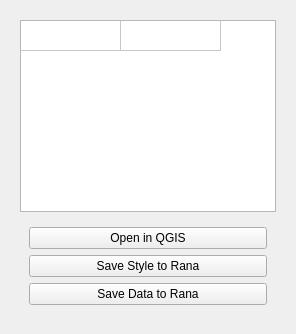
Old version of the form rana_qgis_plugin/widgets/ui/rana.ui in the repository nens/rana-qgis-plugin.
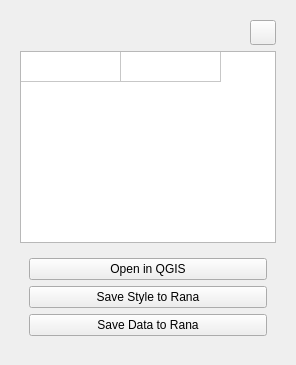
New version of the form. The open tabs and pages were chosen to show the change.

Commit message: add refresh buttons to project and file overview

Patch:
```diff
--- a/rana_qgis_plugin/widgets/ui/rana.ui
+++ b/rana_qgis_plugin/widgets/ui/rana.ui
@@ -122,7 +122,37 @@
      </widget>
      <widget class="QWidget" name="file_widget">
       <layout class="QGridLayout" name="file_layout">
-       <item row="0" column="0">
+      <item row="0" column="0">
+        <layout class="QHBoxLayout" name="horizontalLayout">
+         <item>
+          <spacer name="horizontalSpacer">
+           <property name="orientation">
+            <enum>Qt::Horizontal</enum>
+           </property>
+           <property name="sizeHint" stdset="0">
+            <size>
+             <width>40</width>
+             <height>20</height>
+            </size>
+           </property>
+          </spacer>
+         </item>
+         <item>
+          <widget class="QToolButton" name="file_refresh_btn">
+           <property name="toolTip">
+            <string>Refresh</string>
+           </property>
+           <property name="iconSize">
+            <size>
+             <width>18</width>
+             <height>18</height>
+            </size>
+           </property>
+          </widget>
+         </item>
+        </layout>
+       </item>
+       <item row="1" column="0">
         <widget class="QTableWidget" name="file_table_widget">
          <property name="rowCount">
           <number>1</number>
@@ -138,7 +168,7 @@
          </attribute>
         </widget>
        </item>
-       <item row="1" column="0">
+       <item row="2" column="0">
         <widget class="QWidget" name="button_widget" native="true">
          <layout class="QVBoxLayout" name="verticalLayout">
           <item>
```
Left out of the diff: 15 changed lines with no effect on the pictures. The commit also changes 1 other file.
